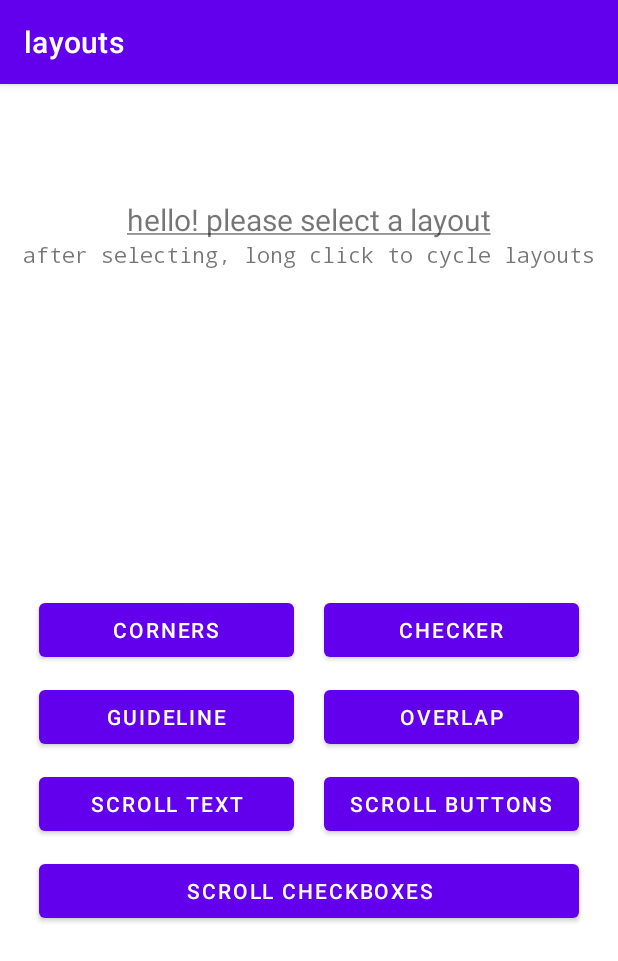
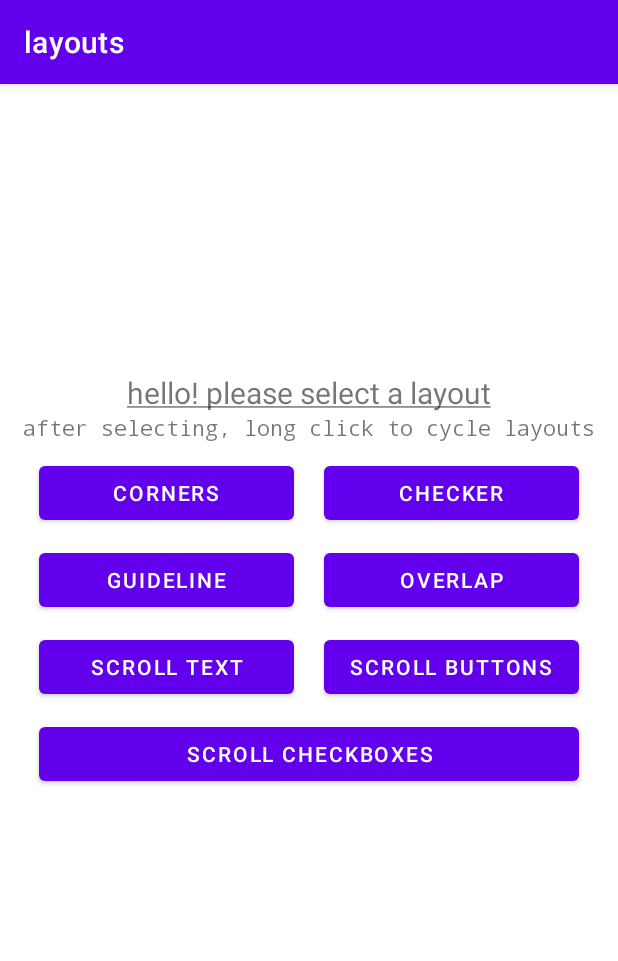
Before and after one commit to KingCamren/layouts, an Android app: the screen it shows after launch (MainActivity), on a phone screen of 412 x 824 dp. Shown: the top 961 px of the screen. Run offline under Robolectric (Android 15) with nearby library versions, the phone set to English and light mode, and no system bars.

Commit message:
activity_main (initial hub gui) completed - activity_main buttons programmed to go to respective layouts TODO: construct layouts

```diff
--- a/app/src/main/res/layout/activity_main.xml
+++ b/app/src/main/res/layout/activity_main.xml
@@ -10,7 +10,7 @@
         android:layout_width="wrap_content"
         android:layout_height="wrap_content"
         android:orientation="horizontal"
-        app:layout_constraintGuide_percent=".1"
+        app:layout_constraintGuide_percent=".25"
 
         android:id="@+id/guideline_top"/>
 
@@ -23,7 +23,7 @@
 
         android:id="@+id/textview_greet"
         android:text="@string/greeting"
-        android:textSize="20dp"/>
+        android:textSize="20sp"/>
 
     <TextView
         android:layout_width="wrap_content"
@@ -41,7 +41,6 @@
         app:layout_constraintTop_toBottomOf="@id/textview_greet_sub"
         app:layout_constraintLeft_toLeftOf="parent"
         app:layout_constraintRight_toRightOf="parent"
-        app:layout_constraintBottom_toBottomOf="parent"
 
         android:id="@+id/gridlayout_button_grid">
 
```
Also changed, not shown: app/src/main/java/com/zmatthews/layouts/MainActivity.java (+7 -0 lines).
